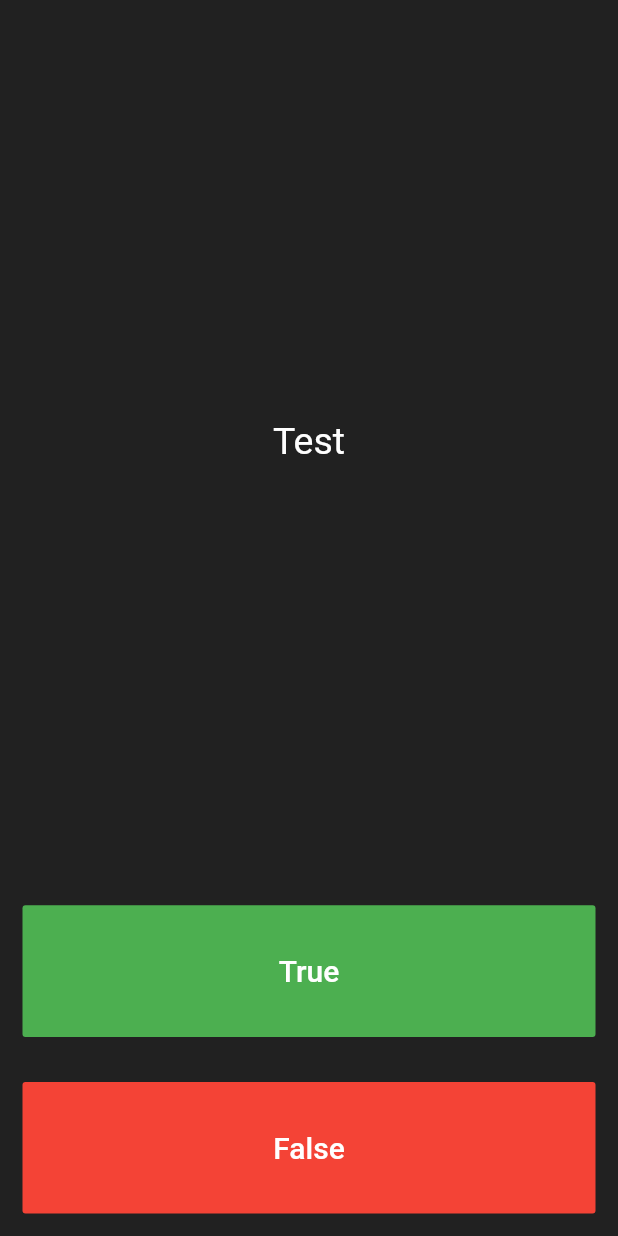
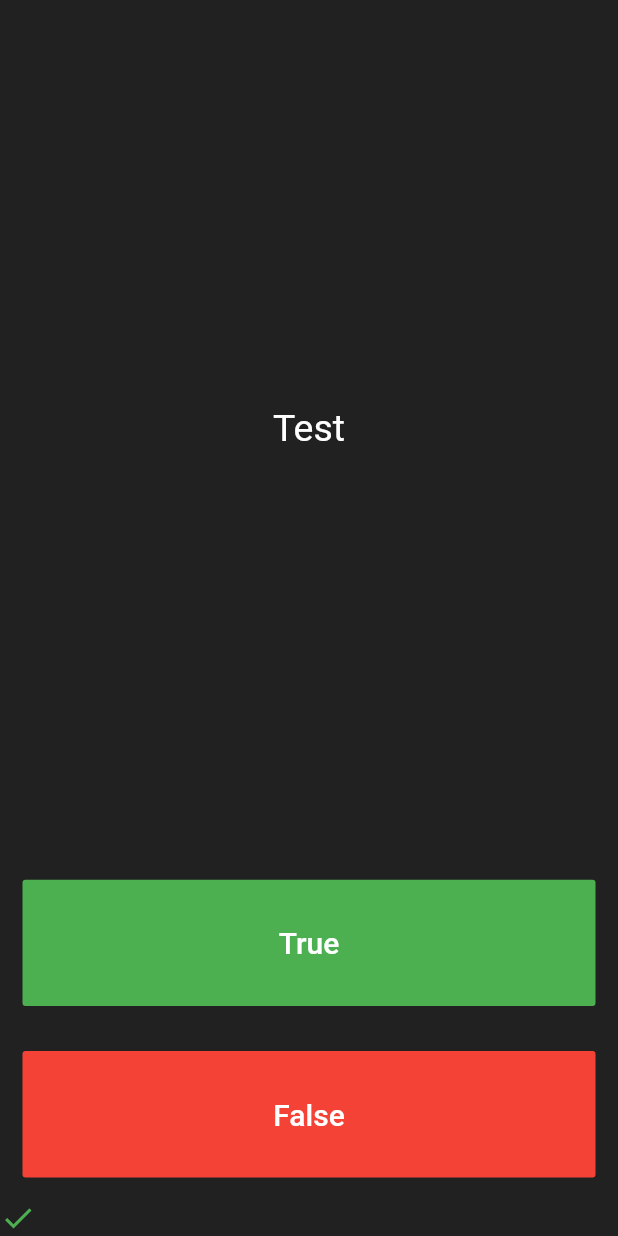
Before and after one commit to thepirateboy/Quizzer, a Flutter app: the screen it shows after launch, after a tap on "True", on a phone screen of 412 x 824 dp. Run offline on Flutter 3.47's test engine with Material 2 defaults, Android fonts, the phone set to English and light mode, and no system bars.

Commit message:
create List "Question"

```diff
--- a/lib/main.dart
+++ b/lib/main.dart
@@ -11,19 +11,22 @@ class MyApp extends StatelessWidget {
       home: Scaffold(
         backgroundColor: Colors.grey[900],
         body: SafeArea(
-          child: bodyPage(),
+          child: BodyPage(),
         ),
       ),
     );
   }
 }
 
-class bodyPage extends StatefulWidget {
+class BodyPage extends StatefulWidget {
   @override
-  _bodyPageState createState() => _bodyPageState();
+  _BodyPageState createState() => _BodyPageState();
 }
 
-class _bodyPageState extends State<bodyPage> {
+class _BodyPageState extends State<BodyPage> {
+  List<Icon> ScoreMark = [];
+  List<String> Question = ["Question 1", "Question 2", "Question 3"];
+
   @override
   Widget build(BuildContext context) {
     return Column(
@@ -52,7 +55,14 @@ class _bodyPageState extends State<bodyPage> {
                 "True",
                 style: TextStyle(fontSize: 20),
               ),
-              onPressed: () {},
+              onPressed: () {
+                setState(() {
+                  ScoreMark.add(Icon(
+                    Icons.check,
+                    color: Colors.green,
+                  ));
+                });
+              },
             ),
           ),
         ),
@@ -66,11 +76,21 @@ class _bodyPageState extends State<bodyPage> {
                 "False",
                 style: TextStyle(fontSize: 20),
               ),
-              onPressed: () {},
+              onPressed: () {
+                setState(() {
+                  ScoreMark.add(Icon(
+                    Icons.close,
+                    color: Colors.red,
+                  ));
+                });
+              },
             ),
           ),
         ),
-      ],
+        Row(
+          children: ScoreMark,
+        )
+      ], // children of column
     );
   }
 }
```
